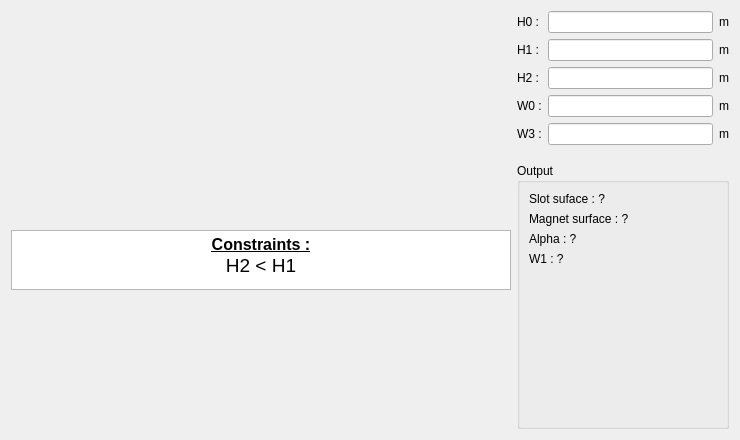
Qt form pyleecan/GUI/Dialog/DMachineSetup/SMHoleMag/PHoleM52/PHoleM52.ui (Eomys/pyleecan) before a commit.
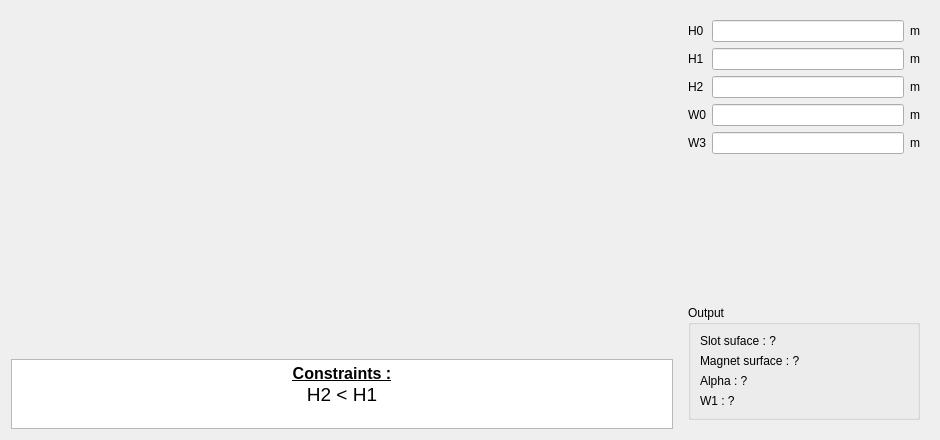
The same form after that commit. Icons and pictures are not drawn. Custom widgets are drawn as their Qt base class.

Commit message: [CO] Improving Hole GUI

```diff
--- a/pyleecan/GUI/Dialog/DMachineSetup/SMHoleMag/PHoleM52/PHoleM52.ui
+++ b/pyleecan/GUI/Dialog/DMachineSetup/SMHoleMag/PHoleM52/PHoleM52.ui
@@ -6,7 +6,7 @@
    <rect>
     <x>0</x>
     <y>0</y>
-    <width>740</width>
+    <width>940</width>
     <height>440</height>
    </rect>
   </property>
@@ -31,21 +31,21 @@
      <item>
       <widget class="QLabel" name="img_slot">
        <property name="sizePolicy">
-        <sizepolicy hsizetype="Fixed" vsizetype="Fixed">
+        <sizepolicy hsizetype="Preferred" vsizetype="Preferred">
          <horstretch>0</horstretch>
          <verstretch>0</verstretch>
         </sizepolicy>
        </property>
        <property name="minimumSize">
         <size>
-         <width>500</width>
-         <height>213</height>
+         <width>0</width>
+         <height>0</height>
         </size>
        </property>
        <property name="maximumSize">
         <size>
-         <width>500</width>
-         <height>213</height>
+         <width>16777215</width>
+         <height>16777215</height>
         </size>
        </property>
        <property name="text">
@@ -76,7 +76,7 @@
        <property name="maximumSize">
         <size>
          <width>16777215</width>
-         <height>60</height>
+         <height>70</height>
         </size>
        </property>
        <property name="verticalScrollBarPolicy">
@@ -86,39 +86,39 @@
         <string>&lt;!DOCTYPE HTML PUBLIC &quot;-//W3C//DTD HTML 4.0//EN&quot; &quot;http://www.w3.org/TR/REC-html40/strict.dtd&quot;&gt;
 &lt;html&gt;&lt;head&gt;&lt;meta name=&quot;qrichtext&quot; content=&quot;1&quot; /&gt;&lt;style type=&quot;text/css&quot;&gt;
 p, li { white-space: pre-wrap; }
-&lt;/style&gt;&lt;/head&gt;&lt;body style=&quot; font-family:'MS Shell Dlg 2'; font-size:8.25pt; font-weight:400; font-style:normal;&quot;&gt;
-&lt;p align=&quot;center&quot; style=&quot; margin-top:0px; margin-bottom:0px; margin-left:0px; margin-right:0px; -qt-block-indent:0; text-indent:0px;&quot;&gt;&lt;span style=&quot; font-size:12pt; font-weight:600; text-decoration: underline;&quot;&gt;Constraints :&lt;/span&gt;&lt;/p&gt;
-&lt;p align=&quot;center&quot; style=&quot; margin-top:0px; margin-bottom:0px; margin-left:0px; margin-right:0px; -qt-block-indent:0; text-indent:0px;&quot;&gt;&lt;span style=&quot; font-size:14pt;&quot;&gt;H2 &amp;lt; H1&lt;/span&gt;&lt;/p&gt;
-&lt;p align=&quot;center&quot; style=&quot;-qt-paragraph-type:empty; margin-top:0px; margin-bottom:0px; margin-left:0px; margin-right:0px; -qt-block-indent:0; text-indent:0px; font-size:8pt;&quot;&gt;&lt;br /&gt;&lt;/p&gt;&lt;/body&gt;&lt;/html&gt;</string>
+&lt;/style&gt;&lt;/head&gt;&lt;body style=&quot; font-family:'MS Shell Dlg 2'; font-size:7.8pt; font-weight:400; font-style:normal;&quot;&gt;
+&lt;p align=&quot;center&quot; style=&quot; margin-top:0px; margin-bottom:0px; margin-left:0px; margin-right:0px; -qt-block-indent:0; text-indent:0px;&quot;&gt;&lt;span style=&quot; font-family:'MS Shell Dlg 2'; font-size:12pt; font-weight:600; text-decoration: underline;&quot;&gt;Constraints :&lt;/span&gt;&lt;/p&gt;
+&lt;p align=&quot;center&quot; style=&quot; margin-top:0px; margin-bottom:0px; margin-left:0px; margin-right:0px; -qt-block-indent:0; text-indent:0px;&quot;&gt;&lt;span style=&quot; font-family:'MS Shell Dlg 2'; font-size:14pt;&quot;&gt;H2 &amp;lt; H1&lt;/span&gt;&lt;/p&gt;
+&lt;p align=&quot;center&quot; style=&quot;-qt-paragraph-type:empty; margin-top:0px; margin-bottom:0px; margin-left:0px; margin-right:0px; -qt-block-indent:0; text-indent:0px; font-family:'MS Shell Dlg 2'; font-size:8pt;&quot;&gt;&lt;br /&gt;&lt;/p&gt;&lt;/body&gt;&lt;/html&gt;</string>
        </property>
        <property name="textInteractionFlags">
         <set>Qt::TextSelectableByKeyboard|Qt::TextSelectableByMouse</set>
        </property>
       </widget>
      </item>
-     <item>
-      <spacer name="verticalSpacer_2">
-       <property name="orientation">
-        <enum>Qt::Vertical</enum>
-       </property>
-       <property name="sizeHint" stdset="0">
-        <size>
-         <width>20</width>
-         <height>40</height>
-        </size>
-       </property>
-      </spacer>
-     </item>
     </layout>
    </item>
    <item>
+    <widget class="QWidget" name="widget" native="true">
+     <property name="minimumSize">
+      <size>
+       <width>250</width>
+       <height>0</height>
+      </size>
+     </property>
+     <property name="maximumSize">
+      <size>
+       <width>250</width>
+       <height>16777215</height>
+      </size>
+     </property>
     <layout class="QVBoxLayout" name="verticalLayout_2">
      <item>
       <layout class="QGridLayout" name="gridLayout">
        <item row="4" column="0">
         <widget class="QLabel" name="in_W3">
          <property name="text">
-          <string>W3 :</string>
+           <string>W3</string>
          </property>
         </widget>
        </item>
@@ -138,7 +138,7 @@
        <item row="0" column="0">
         <widget class="QLabel" name="in_H0">
          <property name="text">
-          <string>H0 :</string>
+           <string>H0</string>
          </property>
         </widget>
        </item>
@@ -155,7 +155,7 @@
        <item row="1" column="0">
         <widget class="QLabel" name="in_H1">
          <property name="text">
-          <string>H1 :</string>
+           <string>H1</string>
          </property>
         </widget>
        </item>
@@ -169,7 +169,7 @@
        <item row="2" column="0">
         <widget class="QLabel" name="in_H2">
          <property name="text">
-          <string>H2 :</string>
+           <string>H2</string>
          </property>
         </widget>
        </item>
@@ -186,7 +186,7 @@
        <item row="3" column="0">
         <widget class="QLabel" name="in_W0">
          <property name="text">
-          <string>W0 :</string>
+           <string>W0</string>
          </property>
         </widget>
        </item>
@@ -222,6 +222,19 @@
        </property>
       </widget>
      </item>
+      <item>
+       <spacer name="verticalSpacer">
+        <property name="orientation">
+         <enum>Qt::Vertical</enum>
+        </property>
+        <property name="sizeHint" stdset="0">
+         <size>
+          <width>20</width>
+          <height>40</height>
+         </size>
+        </property>
+       </spacer>
+      </item>
      <item>
       <widget class="QGroupBox" name="g_output">
        <property name="minimumSize">
@@ -262,23 +275,11 @@
           </property>
          </widget>
         </item>
-        <item>
-         <spacer name="verticalSpacer">
-          <property name="orientation">
-           <enum>Qt::Vertical</enum>
-          </property>
-          <property name="sizeHint" stdset="0">
-           <size>
-            <width>20</width>
-            <height>40</height>
-           </size>
-          </property>
-         </spacer>
-        </item>
        </layout>
       </widget>
      </item>
     </layout>
+    </widget>
    </item>
   </layout>
  </widget>
```
Left out of the diff: 6 changed lines with no effect on the pictures. Lines whose indentation alone changed are shown as unchanged. The commit also changes 54 other files.
